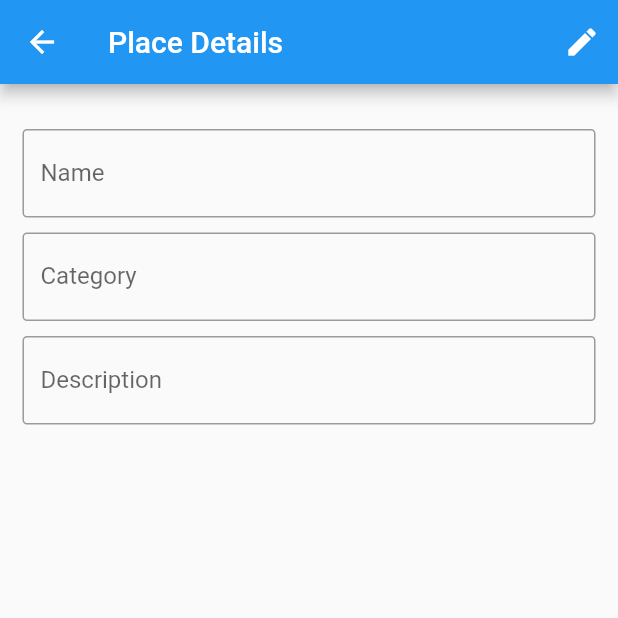
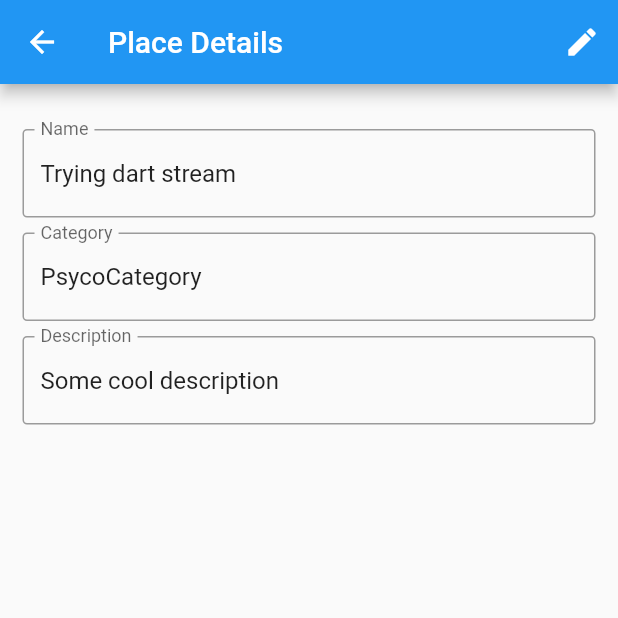
Before and after one commit to roubertedgar/eat-eat-flutter, a Flutter app: the PlaceDetailsScreen screen opened directly with empty values, after a tap on the "edit" icon, on a phone screen of 412 x 824 dp, the top half of it. Run offline on Flutter 3.47's test engine with Material 2 defaults, Android fonts, the phone set to English and light mode, and no system bars.

Commit message:
Trying Dart Streams to test mvvm aplyied on Flutter

```diff
--- a/lib/place/detais/place_details_screen.dart
+++ b/lib/place/detais/place_details_screen.dart
@@ -1,3 +1,4 @@
+import 'package:eat_eat_flutter/place/detais/place_details_view_model.dart';
 import 'package:eat_eat_flutter/place/list/place_list_item.dart';
 import 'package:flutter/material.dart';
 import 'package:eat_eat_flutter/components/edit_text.dart';
@@ -8,7 +9,10 @@ class PlaceDetailsRoute extends StatelessWidget {
   @override
   Widget build(BuildContext context) {
     final PlaceListItem placeListItem =
-        ModalRoute.of(context).settings.arguments;
+        ModalRoute
+            .of(context)
+            .settings
+            .arguments;
 
     return PlaceDetailsScreen(placeListItem);
   }
@@ -21,27 +25,37 @@ class PlaceDetailsScreen extends StatefulWidget {
 
   @override
   State<StatefulWidget> createState() {
-    return PlaceDetailsState(placeListItem);
+    return PlaceDetailsState(0);
   }
 }
 
 class PlaceDetailsState extends State<PlaceDetailsScreen> {
+  final placeViewModel = PlaceDetailsViewModel();
+
   final FocusNode _focusNode = FocusNode();
   Map<String, TextEditingController> _controllers = {};
-  PlaceListItem _placeListItem;
   bool _isInEditionMode;
 
-  PlaceDetailsState(this._placeListItem);
+  PlaceDetailsState(int placeId);
 
   @override
   void initState() {
-    _changeState(_placeListItem == null);
-    _setupEditTextControllers(_placeListItem);
     super.initState();
+
+    placeViewModel.initViewModel(0);
+
+    placeViewModel.viewState.listen((viewState) {
+      _changeState(viewState.isInEditionMode);
+    });
+
+    placeViewModel.placeModel.listen((place){
+      _setupEditTextControllers(place);
+    });
   }
 
   @override
   dispose() {
+    placeViewModel.dispose();
     _focusNode.dispose();
     super.dispose();
   }
@@ -54,7 +68,7 @@ class PlaceDetailsState extends State<PlaceDetailsScreen> {
           IconButton(
             icon: Icon(Icons.edit),
             onPressed: () {
-              _changeState(true);
+              placeViewModel.enterOnEditMode();
             },
           ),
         ],
@@ -96,6 +110,16 @@ class PlaceDetailsState extends State<PlaceDetailsScreen> {
     });
   }
 
+  void _setupEditTextControllers(PlaceListItem placeListItem) {
+    setState(() {
+      _controllers = {
+        "name": TextEditingController(text: placeListItem.name),
+        "category": TextEditingController(text: placeListItem.category),
+        "description": TextEditingController(text: placeListItem.description),
+      };
+    });
+  }
+
   void _defineFocusState(bool isInEditMode) {
     if (isInEditMode) {
       FocusScope.of(context).requestFocus(_focusNode);
@@ -103,12 +127,4 @@ class PlaceDetailsState extends State<PlaceDetailsScreen> {
       _focusNode.unfocus();
     }
   }
-
-  void _setupEditTextControllers(PlaceListItem placeListItem) {
-    _controllers = {
-      "name": TextEditingController(text: placeListItem.name),
-      "category": TextEditingController(text: placeListItem.category),
-      "description": TextEditingController(text: placeListItem.description),
-    };
-  }
 }
--- /dev/null
+++ b/lib/place/detais/place_details_view_model.dart
@@ -0,0 +1,38 @@
+import 'dart:async';
+import 'package:eat_eat_flutter/place/list/place_list_item.dart';
+
+class PlaceDetailsViewModel {
+  StreamController<PlaceListItem> _placeStreamController = StreamController();
+  StreamController<PlaceDetailsViewState> _viewStateController =
+      StreamController();
+
+  Stream<PlaceListItem> placeModel;
+  Stream<PlaceDetailsViewState> viewState;
+
+  PlaceDetailsViewModel() {
+    placeModel = _placeStreamController.stream;
+    viewState = _viewStateController.stream;
+  }
+
+  initViewModel(int placeId) {
+    _placeStreamController.add(PlaceListItem(
+        "Trying dart stream", "PsycoCategory", "Some cool description"));
+
+    _viewStateController.add(PlaceDetailsViewState(false));
+  }
+
+  void enterOnEditMode() {
+    _viewStateController.add(PlaceDetailsViewState(true));
+  }
+
+  void dispose() {
+    _placeStreamController.close();
+    _viewStateController.close();
+  }
+}
+
+class PlaceDetailsViewState {
+  bool isInEditionMode;
+
+  PlaceDetailsViewState(this.isInEditionMode);
+}
```
